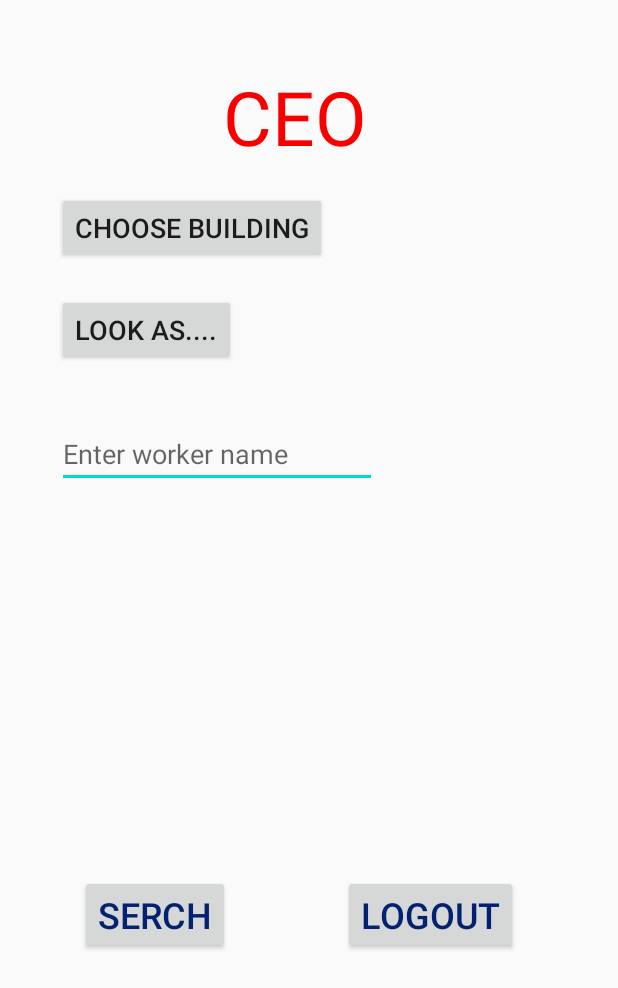
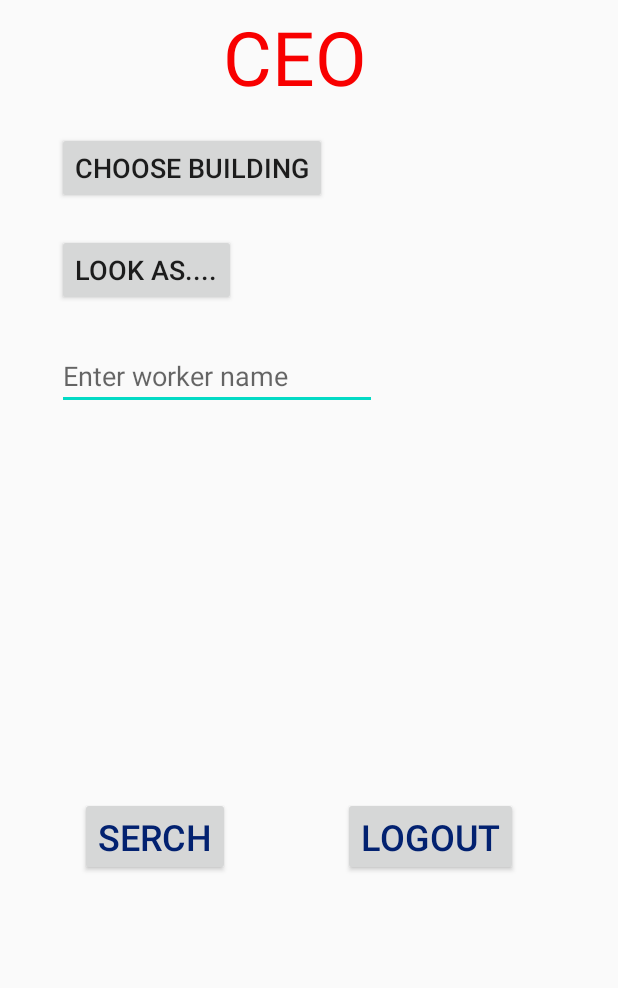
Before and after one commit to Nitzan-Beck/Free_Space, an Android app: the layout activity_c_e_o.xml on its own in the app's theme, with its tools: preview values and no code run, on a phone screen of 412 x 824 dp. Shown: the top 988 px of the screen. Run offline under Robolectric (Android 15) with nearby library versions, the phone set to English and light mode, and no system bars.

```diff
--- a/app/src/main/java/com/example/free_space/CEO.java
+++ b/app/src/main/java/com/example/free_space/CEO.java
@@ -20,7 +20,7 @@ public class CEO extends AppCompatActivity {
     private ArrayList<WorkerItem> arrayList;
     private EditText Name;
 
-    Button btnLookAs;
+    private Button btnLookAs;
     String[] s={"look as worker", "Look as boss"};
     @Override
     protected void onCreate(Bundle savedInstanceState) {
@@ -30,7 +30,7 @@ public class CEO extends AppCompatActivity {
         this.arrayList = new ArrayList<WorkerItem>();
         WorkerList=findViewById(R.id.ListViewFromCEO);
         getWrokerData();
-        WorkerAdapter wa=new WorkerAdapter(this,R.layout.worker_item, arrayList);
+        WorkerAdapter wa=new WorkerAdapter(this,R.layout.worker_item, arrayList,true);
         WorkerList.setAdapter(wa);
 
         btnLookAs=findViewById(R.id.LookAs);
@@ -88,7 +88,7 @@ public class CEO extends AppCompatActivity {
         else  {
             Toast.makeText(this,"you did not search anything",Toast.LENGTH_LONG).show();
         }
-        WorkerAdapter wa=new WorkerAdapter(this,R.layout.worker_item, temp);
+        WorkerAdapter wa=new WorkerAdapter(this,R.layout.worker_item, temp, true);
         WorkerList.setAdapter(wa);
 
     }
--- a/app/src/main/java/com/example/free_space/Worker.java
+++ b/app/src/main/java/com/example/free_space/Worker.java
@@ -30,7 +30,7 @@ public class Worker extends AppCompatActivity {
         this.arrayList = new ArrayList<WorkerItem>();
         WorkerList=findViewById(R.id.WorkerList);
         getWrokerData();
-        WorkerAdapter wa=new WorkerAdapter(this,R.layout.worker_item, arrayList);
+        WorkerAdapter wa=new WorkerAdapter(this,R.layout.worker_item, arrayList,false);
         WorkerList.setAdapter(wa);
     }
 
@@ -80,7 +80,7 @@ public class Worker extends AppCompatActivity {
         if(String.valueOf(Room.getText()).equals("")&& String.valueOf(Name.getText()).equals("")) {
             Toast.makeText(this,"you did not search anything",Toast.LENGTH_LONG).show();
         }
-            WorkerAdapter wa=new WorkerAdapter(this,R.layout.worker_item, temp);
+            WorkerAdapter wa=new WorkerAdapter(this,R.layout.worker_item, temp, false);
             WorkerList.setAdapter(wa);
     }
 }
--- a/app/src/main/res/layout/activity_c_e_o.xml
+++ b/app/src/main/res/layout/activity_c_e_o.xml
@@ -10,7 +10,7 @@
         android:id="@+id/txtCEO"
         android:layout_width="317dp"
         android:layout_height="68dp"
-        android:layout_marginTop="44dp"
+        android:layout_marginTop="4dp"
         android:gravity="center"
         android:text="CEO"
         android:textColor="#F80000"
@@ -73,7 +73,7 @@
         android:id="@+id/CEOSerchWorker"
         android:layout_width="wrap_content"
         android:layout_height="wrap_content"
-        android:layout_marginTop="36dp"
+        android:layout_marginTop="24dp"
         android:ems="10"
         android:hint="Enter worker name"
         android:inputType="textPersonName"
```
Also changed, not shown: app/src/main/AndroidManifest.xml (+7 -5 lines), app/src/main/java/com/example/free_space/WorkerAdapter.java (+8 -2 lines).
